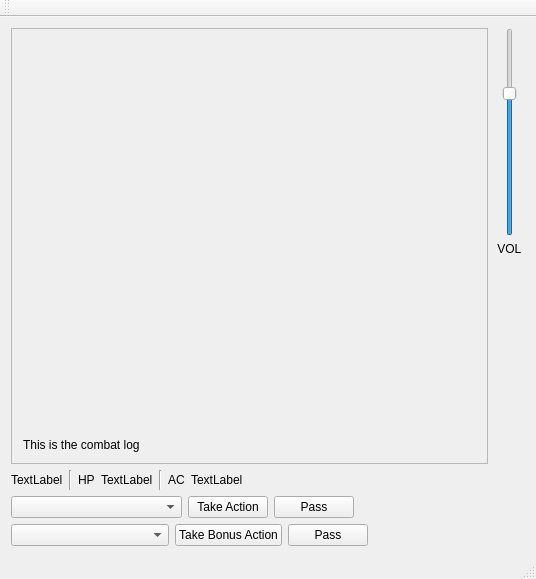
This is Exercises/view/MainWindow.ui in INF1015-Templates/2021H-c04-s12-exercices as Qt 5 draws it before an edit. The edited form follows.
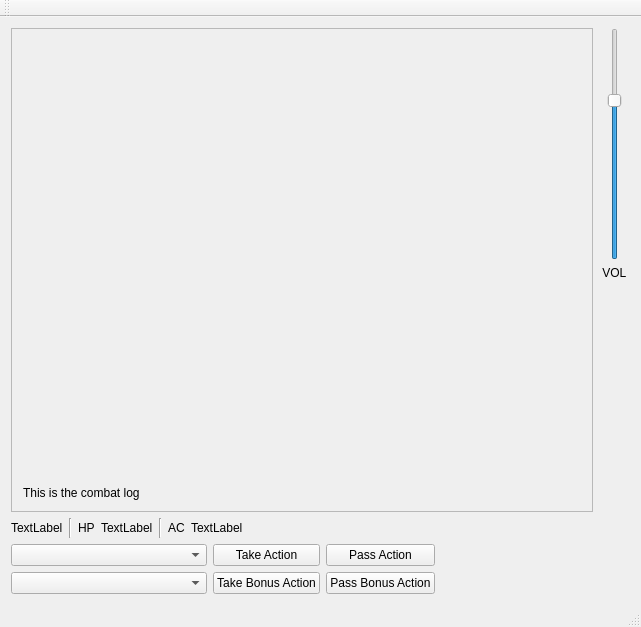
This is the edited form.

```diff
--- a/Exercises/view/MainWindow.ui
+++ b/Exercises/view/MainWindow.ui
@@ -6,8 +6,8 @@
    <rect>
     <x>0</x>
     <y>0</y>
-    <width>536</width>
-    <height>579</height>
+    <width>641</width>
+    <height>627</height>
    </rect>
   </property>
   <property name="windowTitle">
@@ -30,8 +30,8 @@
           <rect>
            <x>0</x>
            <y>0</y>
-           <width>481</width>
-           <height>414</height>
+           <width>586</width>
+           <height>462</height>
           </rect>
          </property>
          <layout class="QGridLayout" name="gridLayout_2">
@@ -94,6 +94,92 @@
       </item>
      </layout>
     </item>
+    <item row="2" column="0">
+     <layout class="QHBoxLayout" name="horizontalLayout_6">
+      <item>
+       <layout class="QVBoxLayout" name="verticalLayout_4">
+        <item>
+         <widget class="QComboBox" name="actionSelect">
+          <property name="sizePolicy">
+           <sizepolicy hsizetype="Expanding" vsizetype="Fixed">
+            <horstretch>0</horstretch>
+            <verstretch>0</verstretch>
+           </sizepolicy>
+          </property>
+          <property name="sizeAdjustPolicy">
+           <enum>QComboBox::AdjustToContentsOnFirstShow</enum>
+          </property>
+         </widget>
+        </item>
+        <item>
+         <widget class="QComboBox" name="bonusActionSelect">
+          <property name="sizePolicy">
+           <sizepolicy hsizetype="Expanding" vsizetype="Fixed">
+            <horstretch>0</horstretch>
+            <verstretch>0</verstretch>
+           </sizepolicy>
+          </property>
+         </widget>
+        </item>
+       </layout>
+      </item>
+      <item>
+       <layout class="QVBoxLayout" name="verticalLayout_5">
+        <item>
+         <widget class="QPushButton" name="takeActionBtn">
+          <property name="enabled">
+           <bool>true</bool>
+          </property>
+          <property name="text">
+           <string>Take Action</string>
+          </property>
+         </widget>
+        </item>
+        <item>
+         <widget class="QPushButton" name="takeBonusActionBtn">
+          <property name="text">
+           <string>Take Bonus Action</string>
+          </property>
+         </widget>
+        </item>
+       </layout>
+      </item>
+      <item>
+       <layout class="QVBoxLayout" name="verticalLayout_6">
+        <item>
+         <widget class="QPushButton" name="passActionBtn">
+          <property name="text">
+           <string>Pass Action</string>
+          </property>
+         </widget>
+        </item>
+        <item>
+         <widget class="QPushButton" name="passBonusActionBtn">
+          <property name="text">
+           <string>Pass Bonus Action</string>
+          </property>
+         </widget>
+        </item>
+       </layout>
+      </item>
+      <item>
+       <spacer name="horizontalSpacer">
+        <property name="orientation">
+         <enum>Qt::Horizontal</enum>
+        </property>
+        <property name="sizeType">
+         <enum>QSizePolicy::MinimumExpanding</enum>
+        </property>
+        <property name="sizeHint" stdset="0">
+         <size>
+          <width>20</width>
+          <height>20</height>
+         </size>
+        </property>
+       </spacer>
+      </item>
+     </layout>
+    </item>
     <item row="1" column="0">
      <layout class="QHBoxLayout" name="horizontalLayout_4">
       <item>
@@ -160,91 +246,6 @@
       </item>
      </layout>
     </item>
-    <item row="2" column="0">
-     <layout class="QHBoxLayout" name="horizontalLayout">
-      <item>
-       <widget class="QComboBox" name="actionSelect">
-        <property name="sizePolicy">
-         <sizepolicy hsizetype="Expanding" vsizetype="Fixed">
-          <horstretch>0</horstretch>
-          <verstretch>0</verstretch>
-         </sizepolicy>
-        </property>
-       </widget>
-      </item>
-      <item>
-       <widget class="QPushButton" name="takeActionBtn">
-        <property name="enabled">
-         <bool>true</bool>
-        </property>
-        <property name="text">
-         <string>Take Action</string>
-        </property>
-       </widget>
-      </item>
-      <item>
-       <widget class="QPushButton" name="passActionBtn">
-        <property name="text">
-         <string>Pass</string>
-        </property>
-       </widget>
-      </item>
-      <item>
-       <spacer name="horizontalSpacer">
-        <property name="orientation">
-         <enum>Qt::Horizontal</enum>
-        </property>
-        <property name="sizeHint" stdset="0">
-         <size>
-          <width>40</width>
-          <height>20</height>
-         </size>
-        </property>
-       </spacer>
-      </item>
-     </layout>
-    </item>
-    <item row="3" column="0">
-     <layout class="QHBoxLayout" name="horizontalLayout_2">
-      <item>
-       <widget class="QComboBox" name="bonusActionSelect">
-        <property name="sizePolicy">
-         <sizepolicy hsizetype="Expanding" vsizetype="Fixed">
-          <horstretch>0</horstretch>
-          <verstretch>0</verstretch>
-         </sizepolicy>
-        </property>
-       </widget>
-      </item>
-      <item>
-       <widget class="QPushButton" name="takeBonusActionBtn">
-        <property name="text">
-         <string>Take Bonus Action</string>
-        </property>
-       </widget>
-      </item>
-      <item>
-       <widget class="QPushButton" name="passBonusActionBtn">
-        <property name="text">
-         <string>Pass</string>
-        </property>
-       </widget>
-      </item>
-      <item>
-       <spacer name="horizontalSpacer_2">
-        <property name="orientation">
-         <enum>Qt::Horizontal</enum>
-        </property>
-        <property name="sizeHint" stdset="0">
-         <size>
-          <width>40</width>
-          <height>20</height>
-         </size>
-        </property>
-       </spacer>
-      </item>
-     </layout>
-    </item>
    </layout>
   </widget>
   <widget class="QMenuBar" name="menuBar">
```
Left out of the diff: 2 changed lines with no effect on the pictures.
